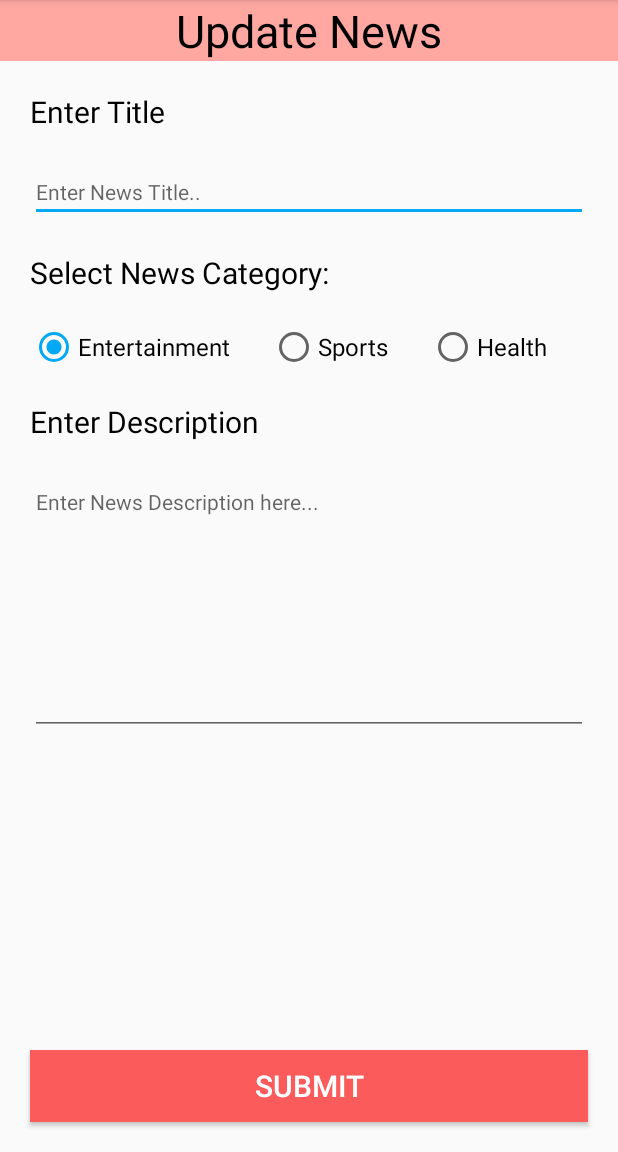
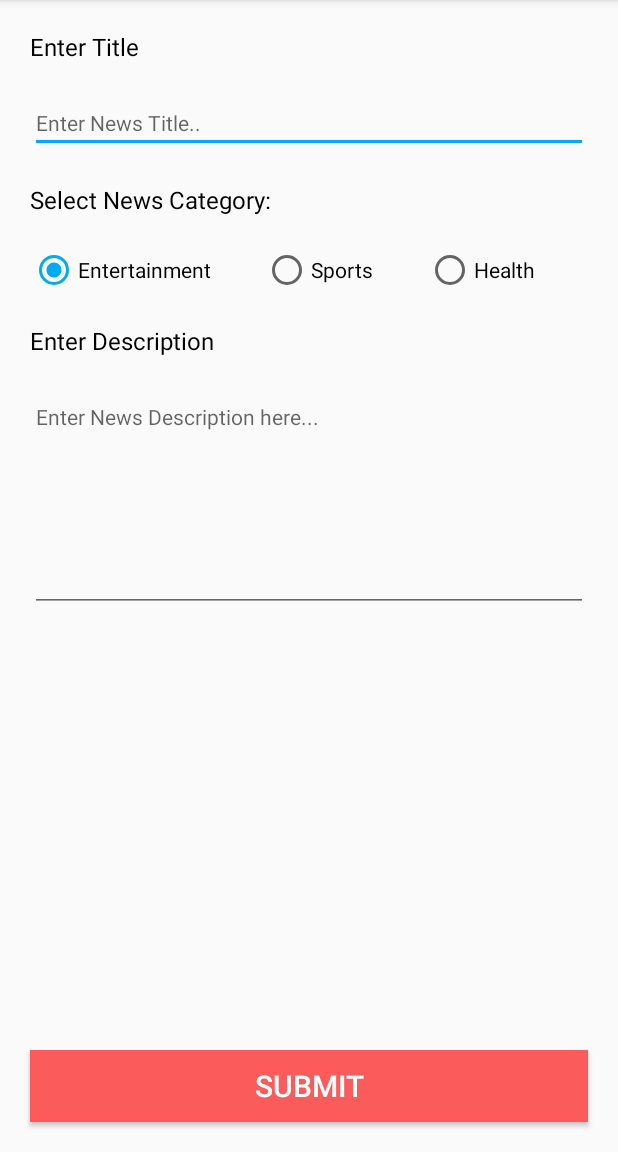
Before and after one commit to KillerAV/Latest-Buzz-Android, an Android app: the UpdateNewsActivity screen opened directly, with no data from a screen before it, on a phone screen of 412 x 824 dp, the part 84-1236 px from its top. Run offline under Robolectric (Android 15) with nearby library versions, the phone set to English and light mode, and no system bars; our stand-ins replace ButterKnife; 1 statement that could not run was skipped.

Commit message:
UI Modifications and Improvements

```diff
--- a/app/src/main/java/com/example/newsapplicationroom/ui/MainActivity.java
+++ b/app/src/main/java/com/example/newsapplicationroom/ui/MainActivity.java
@@ -175,7 +175,7 @@ public class MainActivity extends AppCompatActivity {
         AlarmManager alarmManager = (AlarmManager) getSystemService(ALARM_SERVICE);
 
 
-        Calendar day = DateUtils.getCalenderDay(0, 0, 0, 8);
+        Calendar day = DateUtils.getCalenderDay(0, 0, 0, 20);
         long triggerTime = day.getTimeInMillis();
         while (triggerTime < System.currentTimeMillis()) {
             triggerTime += Constants.ALARM_REPEAT_INTERVAL;
--- a/app/src/main/res/layout/activity_update_news.xml
+++ b/app/src/main/res/layout/activity_update_news.xml
@@ -7,19 +7,10 @@
     tools:context=".ui.UpdateNewsActivity">
 
     <TextView
-        android:id="@+id/add_news_heading"
-        android:text="@string/update_news_header"
-        android:textSize="30sp"
-        style="@style/text_view_style"
-        android:textAppearance="@style/TextAppearance.AppCompat.Headline" />
-
-    <TextView
         android:id="@+id/add_news_title_heading"
         android:text="@string/enter_title"
-        android:textSize="20sp"
         style="@style/text_view_body_style"
         android:textAppearance="@style/TextAppearance.AppCompat.Subhead"
-        android:layout_below="@+id/add_news_heading"
         android:gravity="left"
         android:layout_marginTop="@dimen/standard_margin_dimension"
         android:layout_marginHorizontal="@dimen/standard_margin_dimension"/>
@@ -43,7 +34,6 @@
         style="@style/text_view_body_style"
         android:textAppearance="@style/TextAppearance.AppCompat.Subhead"
         android:gravity="left"
-        android:textSize="20sp"
         android:layout_marginTop="@dimen/standard_margin_dimension"
         android:layout_marginHorizontal="@dimen/standard_margin_dimension"
         android:layout_below="@+id/newsTitle"/>
@@ -63,24 +53,21 @@
             android:layout_height="wrap_content"
             android:layout_weight="1"
             android:checked="true"
-            android:text="@string/entertainment"
-            android:textSize="16sp" />
+            android:text="@string/entertainment" />
 
         <RadioButton
             android:id="@+id/sports_button"
             android:layout_width="wrap_content"
             android:layout_height="wrap_content"
             android:layout_weight="1"
-            android:text="@string/sports"
-            android:textSize="16sp" />
+            android:text="@string/sports" />
 
         <RadioButton
             android:id="@+id/health_button"
             android:layout_width="wrap_content"
             android:layout_height="wrap_content"
             android:layout_weight="1"
-            android:text="@string/health"
-            android:textSize="16sp" />
+            android:text="@string/health" />
 
     </RadioGroup>
 
@@ -92,7 +79,6 @@
         android:gravity="left"
         android:layout_marginTop="@dimen/standard_margin_dimension"
         android:layout_marginHorizontal="@dimen/standard_margin_dimension"
-        android:textSize="20sp"
         android:layout_below="@+id/newsCategory" />
 
     <EditText
@@ -101,7 +87,7 @@
         android:layout_marginTop="@dimen/standard_margin_dimension"
         android:layout_marginHorizontal="@dimen/standard_margin_dimension"
         android:layout_below="@+id/add_news_description_heading"
-        android:height="175dp"
+        android:height="150dp"
         style="@style/text_view_body_style"
         android:hint="@string/enter_news_description_here"
         android:inputType="textMultiLine"
--- a/app/src/main/res/layout/content_main.xml
+++ b/app/src/main/res/layout/content_main.xml
@@ -11,6 +11,7 @@
         android:layout_height="wrap_content"
         android:background="@color/colorPrimary"
         android:minHeight="?attr/actionBarSize"
+        style="@style/TabLayoutTextStyle"
         android:theme="@style/ThemeOverlay.AppCompat.Dark.ActionBar"/>
 
     <androidx.viewpager.widget.ViewPager
--- a/app/src/main/res/values/strings.xml
+++ b/app/src/main/res/values/strings.xml
@@ -31,7 +31,7 @@
     <string name="toast_no_internet">No Internet Connection</string>
     <string name="country_picker">Country Picker</string>
     <string name="which_country_s_news_you_want_to_see">Which country\'s News you want to see?</string>
-    <string name="entertainment_news_tag">Entertainment</string>
+    <string name="entertainment_news_tag">Entmt</string>
     <string name="sports_news_tag">Sports</string>
     <string name="health_news_tag">Health</string>
     <string name="update_news_header">Update News</string>
--- a/app/src/main/res/values/styles.xml
+++ b/app/src/main/res/values/styles.xml
@@ -24,6 +24,11 @@
         <item name="android:layout_gravity">center</item>
         <item name="android:gravity">center_horizontal</item>
         <item name="android:textColor">@color/colorTextPrimary</item>
+    </style>
+
+
+    <style name="TabLayoutTextStyle" parent="TextAppearance.Design.Tab">
+        <item name="android:textSize">16sp</item>
     </style>
 
     <style name="text_view_body_style">
```
Also changed, not shown: app/src/main/res/layout/activity_profile_page.xml (+5 -3 lines).
